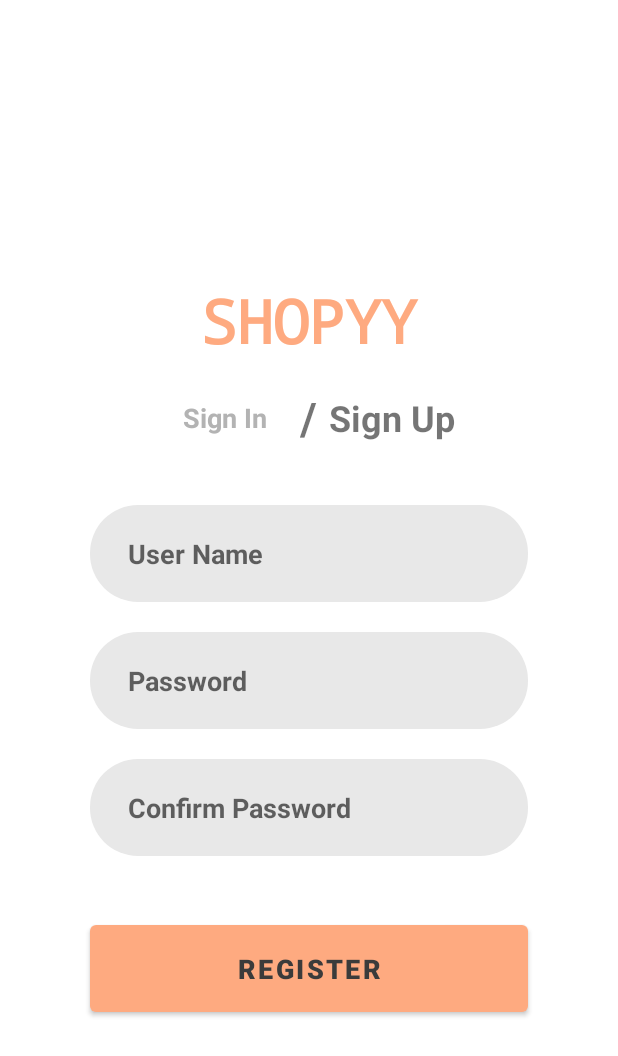
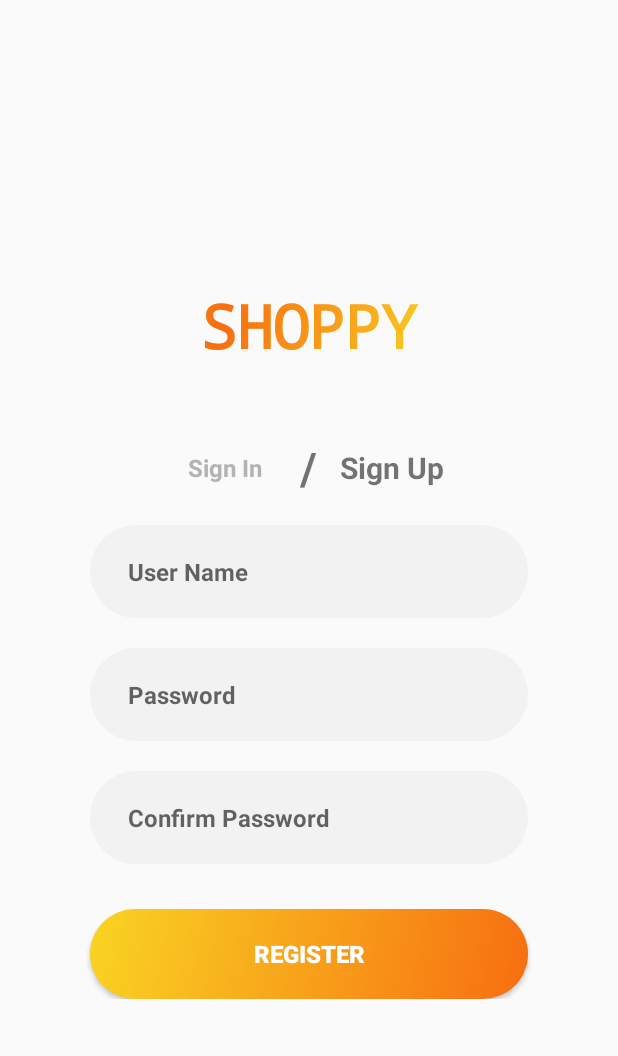
Before and after one commit to SinOfGuardian/Shopyy, an Android app: the Register screen opened directly, with no data from a screen before it, on a phone screen of 412 x 824 dp. Shown: the top 1056 px of the screen. Run offline under Robolectric (Android 15) with nearby library versions, the phone set to English and light mode, and no system bars.

Commit message:
UI Updated
- Login Views Size slightly changed, like fonts, height
- Margins Increased to make them separated evenly
- Titles set Color set to gradient, but will be remove later when  our logo comes up
- Slpashscreen background changed to Gradient

```diff
--- a/app/src/main/java/com/example/aredoweknow/Register.java
+++ b/app/src/main/java/com/example/aredoweknow/Register.java
@@ -2,8 +2,11 @@ package com.example.aredoweknow;
 
 import androidx.appcompat.app.AppCompatActivity;
 
+import android.graphics.LinearGradient;
+import android.graphics.Shader;
 import android.os.Bundle;
 import android.view.View;
+import android.widget.TextView;
 
 public class Register extends AppCompatActivity {
 
@@ -11,6 +14,18 @@ public class Register extends AppCompatActivity {
     protected void onCreate(Bundle savedInstanceState) {
         super.onCreate(savedInstanceState);
         setContentView(R.layout.activity_register);
+
+
+//        -----------------This sets the Title to Gradient Color-----------------
+        TextView title = findViewById(R.id.Title);
+        title.setTextColor(getResources().getColor(R.color.gr1_end));
+        Shader textShader = new LinearGradient(0, 0, title.getPaint().measureText(title.getText().toString()), title.getTextSize(),
+                new int[]{getResources().getColor(R.color.gr1_end),
+                        getResources().getColor(R.color.gr1_start)},
+                null, Shader.TileMode.MIRROR);
+        title.getPaint().setShader(textShader); //--> paint to gradient
+//        ------------------------------------------------------------------------
+
     }
 
     public void signin2Btn_clicked(View view) {
--- /dev/null
+++ b/app/src/main/res/drawable/login_button.xml
@@ -0,0 +1,13 @@
+<?xml version="1.0" encoding="utf-8"?>
+<shape xmlns:android="http://schemas.android.com/apk/res/android"
+    android:shape="rectangle" android:padding="10dp">
+
+    <corners android:radius="32dp"/>
+<!--    <solid android:color="@color/gr1_end"/>-->
+    <gradient
+        android:angle="135"
+        android:startColor="@color/gr1_start"
+        android:endColor="@color/gr1_end"
+        android:gradientRadius="100dp"
+        android:type="linear"/>
+</shape>
--- a/app/src/main/res/drawable/login_edittext.xml
+++ b/app/src/main/res/drawable/login_edittext.xml
@@ -1,7 +1,6 @@
 <?xml version="1.0" encoding="utf-8"?>
-<!--  res/drawable/rounded_edittext.xml -->
 <shape xmlns:android="http://schemas.android.com/apk/res/android"
-    android:shape="rectangle">
+    android:shape="rectangle" android:padding="10dp">
 
     <solid android:color="@color/edittext_bg_col" />
     <corners
--- a/app/src/main/res/layout/activity_dashboard.xml
+++ b/app/src/main/res/layout/activity_dashboard.xml
@@ -20,4 +20,5 @@
         app:layout_constraintStart_toStartOf="parent"
         app:layout_constraintTop_toTopOf="parent"
         />
+
 </androidx.constraintlayout.widget.ConstraintLayout>
--- a/app/src/main/res/layout/activity_register.xml
+++ b/app/src/main/res/layout/activity_register.xml
@@ -13,21 +13,23 @@
         android:orientation="vertical">
 
         <TextView
+            android:id="@+id/Title"
             android:layout_width="match_parent"
             android:layout_height="wrap_content"
-            android:layout_marginTop="44dp"
+            android:layout_marginTop="32dp"
             android:layout_marginBottom="10dp"
+            android:fontFamily="monospace"
             android:gravity="center"
-            android:text="SHOPYY"
-            android:fontFamily="monospace"
+            android:text="@string/app_name2"
+            android:textColor="@color/primary_col"
             android:textSize="40sp"
-            android:textStyle="bold"
-            android:textColor="@color/primary_col"
-            />
+            android:textStyle="bold" />
+
         <LinearLayout
             android:layout_width="match_parent"
             android:layout_height="wrap_content"
-            android:layout_marginBottom="30dp"
+            android:layout_marginTop="30dp"
+            android:layout_marginBottom="10dp"
             android:gravity="center"
             android:orientation="horizontal">
 
@@ -36,11 +38,11 @@
                 android:layout_width="100dp"
                 android:layout_height="56dp"
                 android:gravity="center"
-                android:text="Sign In"
-                android:textSize="18dp"
+                android:onClick="signin2Btn_clicked"
+                android:text="@string/signin"
+                android:textColor="@color/gray1"
+                android:textSize="16sp"
                 android:textStyle="bold"
-                android:textColor="@color/gray1"
-                android:onClick="signin2Btn_clicked"
                 tools:ignore="UsingOnClickInXml" />
 
             <TextView
@@ -48,18 +50,18 @@
                 android:layout_height="match_parent"
                 android:gravity="center"
                 android:text="/"
-                android:textSize="30dp"
-                android:textStyle="bold" />
+                android:textSize="30sp"
+                android:textStyle="bold"
+                tools:ignore="HardcodedText" />
 
             <TextView
                 android:id="@+id/singup2"
                 android:layout_width="100dp"
                 android:layout_height="56dp"
                 android:gravity="center"
-                android:text="Sign Up"
-                android:textSize="24dp"
-                android:textStyle="bold"
-                />
+                android:text="@string/signup"
+                android:textSize="20sp"
+                android:textStyle="bold" />
 
         </LinearLayout>
 
@@ -77,17 +79,18 @@
                 android:layout_marginEnd="60dp"
                 android:layout_marginBottom="20dp"
                 android:background="@drawable/login_edittext"
-                android:hint="User Name"
+                android:hint="@string/username"
+                android:inputType="text"
+                android:maxLines="1"
                 android:paddingStart="25dp"
                 android:paddingTop="20dp"
+
                 android:paddingEnd="25dp"
                 android:paddingBottom="20dp"
-
-                android:inputType="text"
-                android:maxLines="1"
+                android:textColor="@color/text_col"
+                android:textSize="16sp"
                 android:textStyle="bold"
-                android:textColor="@color/text_col"
-                android:textSize="18sp" />
+                android:importantForAutofill="no"/>
 
             <EditText
                 android:id="@+id/password1"
@@ -97,17 +100,19 @@
                 android:layout_marginEnd="60dp"
                 android:layout_marginBottom="20dp"
                 android:background="@drawable/login_edittext"
-                android:hint="Password"
+                android:hint="@string/password"
+                android:inputType="textPassword"
+                android:maxLines="1"
                 android:paddingStart="25dp"
                 android:paddingTop="20dp"
+
                 android:paddingEnd="25dp"
                 android:paddingBottom="20dp"
-
-                android:inputType="text"
-                android:maxLines="1"
+                android:textColor="@color/text_col"
+                android:textSize="16sp"
                 android:textStyle="bold"
-                android:textColor="@color/text_col"
-                android:textSize="18sp" />
+                tools:ignore="TextFields"
+                android:importantForAutofill="no"/>
 
             <EditText
                 android:id="@+id/password2"
@@ -115,32 +120,35 @@
                 android:layout_height="wrap_content"
                 android:layout_marginStart="60dp"
                 android:layout_marginEnd="60dp"
-                android:layout_marginBottom="40dp"
+                android:layout_marginBottom="30dp"
                 android:background="@drawable/login_edittext"
-                android:hint="Confirm Password"
+                android:hint="@string/confirm_password"
+                android:inputType="textPassword"
+                android:maxLines="1"
                 android:paddingStart="25dp"
                 android:paddingTop="20dp"
+
                 android:paddingEnd="25dp"
                 android:paddingBottom="20dp"
-
-                android:inputType="text"
-                android:maxLines="1"
+                android:textColor="@color/text_col"
+                android:textSize="16sp"
                 android:textStyle="bold"
-                android:textColor="@color/text_col"
-                android:textSize="18sp" />
+                tools:ignore="TextFields"
+                android:importantForAutofill="no" />
 
             <Button
                 android:id="@+id/Login"
                 android:layout_width="match_parent"
-                android:layout_height="70dp"
+                android:layout_height="60dp"
                 android:layout_marginStart="60dp"
                 android:layout_marginEnd="60dp"
 
-                android:text="Register"
+                android:background="@drawable/login_button"
+                android:onClick="login2Btn_clicked"
+                android:text="@string/register"
+                android:textColor="@color/white"
+                android:textSize="16sp"
                 android:textStyle="bold"
-                android:textColor="@color/text_col"
-                android:textSize="18sp"
-                android:onClick="login2Btn_clicked"
                 tools:ignore="UsingOnClickInXml" />
 
         </LinearLayout>
--- a/app/src/main/res/values/colors.xml
+++ b/app/src/main/res/values/colors.xml
@@ -10,11 +10,14 @@
     <color name="white">#FFFFFFFF</color>
 
 <!--    Primary-->
-    <color name="primary_col">#feaa80</color>
+    <color name="primary_col">#F76E11</color>
     <color name="text_col">#3b3b3b</color>
 
-    <color name="edittext_bg_col">#E8E8E8</color>
+    <color name="edittext_bg_col">#f2f2f2</color>
 
     <color name="gray1">#b3b3b3</color>
     <color name="gray2">#707070</color>
+
+    <color name="gr1_start">@color/primary_col</color>
+    <color name="gr1_end">#f9d423</color>
 </resources>
--- a/app/src/main/res/values/integers.xml
+++ b/app/src/main/res/values/integers.xml
@@ -1,4 +1,4 @@
 <?xml version="1.0" encoding="utf-8"?>
 <resources>
-    <integer name="itn1">50</integer>
+    <integer name="int1">50</integer>
 </resources>
--- a/app/src/main/res/values/shopyy_theme.xml
+++ b/app/src/main/res/values/shopyy_theme.xml
@@ -1,7 +1,7 @@
 <?xml version="1.0" encoding="utf-8"?>
 <resources xmlns:tools="http://schemas.android.com/tools">
 
-    <style name="Theme.ShopyyTheme" parent="Theme.MaterialComponents.Light.NoActionBar">
+    <style name="Theme.ShopyyTheme" parent="Theme.AppCompat.Light.NoActionBar">
         <!-- Primary brand color. -->
         <item name="colorPrimary">@color/primary_col</item>
         <item name="colorPrimaryVariant">@color/purple_700</item>
--- a/app/src/main/res/values/strings.xml
+++ b/app/src/main/res/values/strings.xml
@@ -1,10 +1,19 @@
 <resources>
     <string name="app_name">Shoppy</string>
+    <string name="app_name2">SHOPPY</string>
+
+    <string name="username">User Name</string>
+    <string name="password">Password</string>
+    <string name="confirm_password">Confirm Password</string>
+
+    <string name="email">Email:</string>
     <string name="cancel">Cancel</string>
-    <string name="username">Username:</string>
-    <string name="email">Email:</string>
-    <string name="password">Password:</string>
-    <string name="confirm_password">Confirm Password:</string>
+
+    <string name="signin">Sign In</string>
+    <string name="signup">Sign Up</string>
+
+    <string name="login">Login</string>
     <string name="register">Register</string>
 
+
 </resources>
--- a/build.gradle
+++ b/build.gradle
@@ -5,7 +5,7 @@ buildscript {
         mavenCentral()
     }
     dependencies {
-        classpath "com.android.tools.build:gradle:7.0.1"
+        classpath 'com.android.tools.build:gradle:7.0.3'
 
         // NOTE: Do not place your application dependencies here; they belong
         // in the individual module build.gradle files
```
Also changed, not shown: app/src/main/java/com/example/aredoweknow/Login.java (+13 -0 lines), app/src/main/res/drawable/gradient_bg.xml (added, +12 -0 lines), app/src/main/res/layout/activity_login.xml (+40 -32 lines), app/src/main/res/layout/activity_main.xml (+7 -14 lines), 1 other file.
